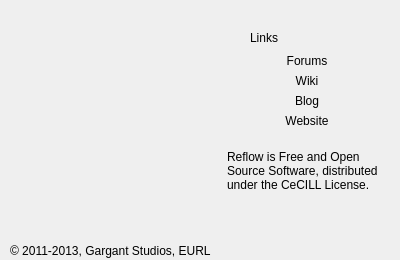
The window that sources/qt/RESplash.ui (Salimlou/reflow) describes before a commit, drawn with Qt 5.
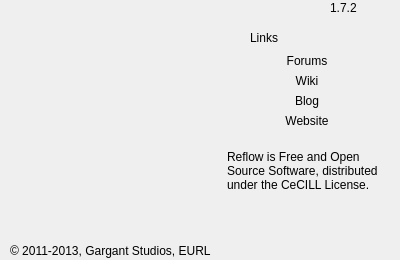
The same window after the commit. Icons and pictures are not drawn.

Diff of the .ui file:
```diff
--- a/sources/qt/RESplash.ui
+++ b/sources/qt/RESplash.ui
@@ -197,6 +197,19 @@
     <bool>true</bool>
    </property>
   </widget>
+  <widget class="QLabel" name="versionLabel">
+   <property name="geometry">
+    <rect>
+     <x>330</x>
+     <y>0</y>
+     <width>62</width>
+     <height>16</height>
+    </rect>
+   </property>
+   <property name="text">
+    <string>1.7.2</string>
+   </property>
+  </widget>
  </widget>
  <resources>
   <include location="../../Reflow.qrc"/>
```
